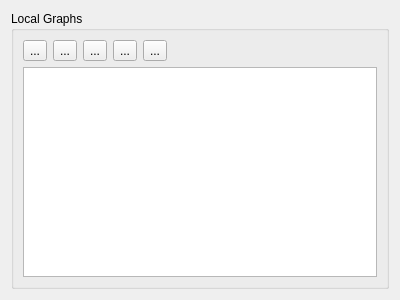
Before: the Qt Designer form valhalla/resources/ui/widget_graphs.ui in nilsnolde/valhalla-qgis-plugin, drawn with Qt 5.
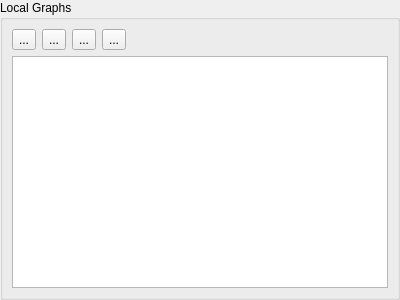
After: the same form once the commit is applied.

Commit message: added splitter for graph build log; works nicely, state is saved in settings (#47)

```diff
--- a/valhalla/resources/ui/widget_graphs.ui
+++ b/valhalla/resources/ui/widget_graphs.ui
@@ -14,7 +14,26 @@
    <string>Form</string>
   </property>
   <layout class="QVBoxLayout" name="verticalLayout">
+   <property name="leftMargin">
+    <number>0</number>
+   </property>
+   <property name="topMargin">
+    <number>0</number>
+   </property>
+   <property name="rightMargin">
+    <number>0</number>
+   </property>
+   <property name="bottomMargin">
+    <number>0</number>
+   </property>
    <item>
+    <widget class="QSplitter" name="splitter">
+     <property name="orientation">
+      <enum>Qt::Horizontal</enum>
+     </property>
+     <property name="handleWidth">
+      <number>10</number>
+     </property>
     <widget class="QGroupBox" name="ui_url_group">
      <property name="title">
       <string>Local Graphs</string>
@@ -50,6 +69,12 @@
           <property name="text">
            <string>...</string>
           </property>
+           <property name="iconSize">
+            <size>
+             <width>20</width>
+             <height>20</height>
+            </size>
+           </property>
          </widget>
         </item>
         <item>
@@ -60,14 +85,7 @@
          </widget>
         </item>
         <item>
-         <widget class="QToolButton" name="ui_btn_graph_log">
-          <property name="text">
-           <string>...</string>
-          </property>
-         </widget>
-        </item>
-        <item>
-         <spacer name="horizontalSpacer_2">
+          <spacer name="horizontalSpacer_3">
           <property name="orientation">
            <enum>Qt::Horizontal</enum>
           </property>
@@ -85,6 +103,7 @@
        <widget class="QListView" name="ui_list_graphs"/>
       </item>
      </layout>
+     </widget>
     </widget>
    </item>
   </layout>
```
Left out of the diff: 4 changed lines with no effect on the pictures. Lines whose indentation alone changed are shown as unchanged. The commit also changes 9 other files.
